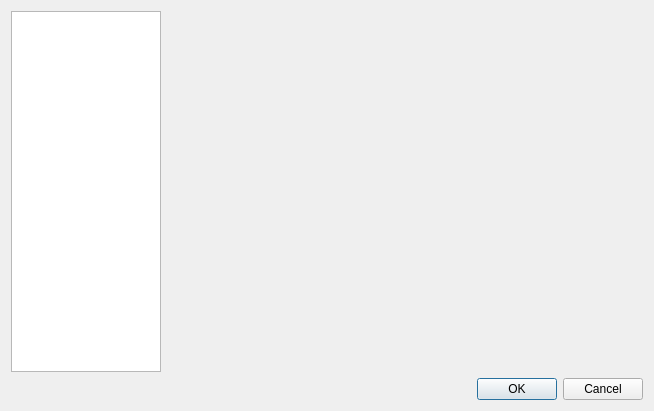
This is settingsdialog.ui in jehrichs/des-control as Qt 5 draws it before an edit. The edited form follows.
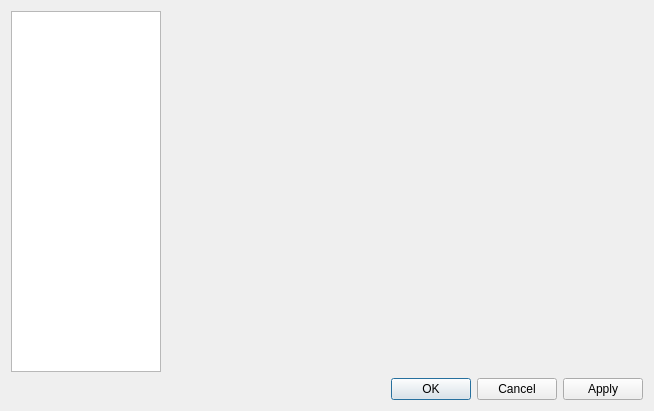
This is the edited form.

The edit to the form file:
```diff
--- a/settingsdialog.ui
+++ b/settingsdialog.ui
@@ -100,7 +100,7 @@
       <enum>Qt::Horizontal</enum>
      </property>
      <property name="standardButtons">
-      <set>QDialogButtonBox::Cancel|QDialogButtonBox::Ok</set>
+      <set>QDialogButtonBox::Apply|QDialogButtonBox::Cancel|QDialogButtonBox::Ok</set>
      </property>
     </widget>
    </item>
```
Left out of the diff: 27 changed lines with no effect on the pictures.
